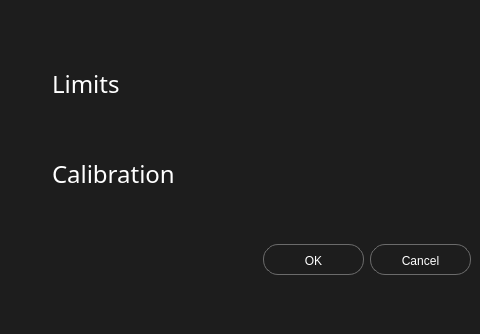
Above: multibench/widgets/calibrationdialog.ui from IlyaZh/Maiman-MCBS before the change; both pictures show x 0 to 480 and y 0 to 334 of the 714 by 334 pixel window. Below: the same form after it.
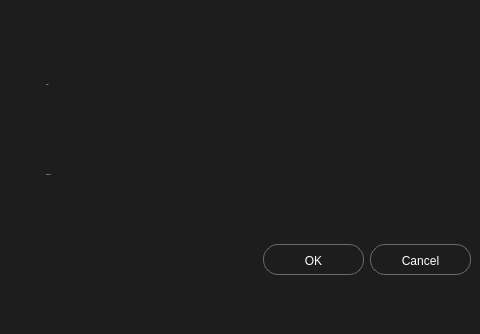
That is the form after the change.

The edit to the form file:
```diff
--- a/multibench/widgets/calibrationdialog.ui
+++ b/multibench/widgets/calibrationdialog.ui
@@ -74,7 +74,10 @@
      <property name="font">
       <font>
        <family>Poppins</family>
-       <pointsize>18</pointsize>
+       <pointsize>-1</pointsize>
+       <weight>50</weight>
+       <italic>false</italic>
+       <bold>false</bold>
       </font>
      </property>
      <property name="styleSheet">
@@ -146,7 +149,7 @@
      <property name="font">
       <font>
        <family>Poppins</family>
-       <pointsize>18</pointsize>
+       <pointsize>-1</pointsize>
        <weight>50</weight>
        <italic>false</italic>
        <bold>false</bold>
```
Left out of the diff: 6 changed lines with no effect on the pictures.
